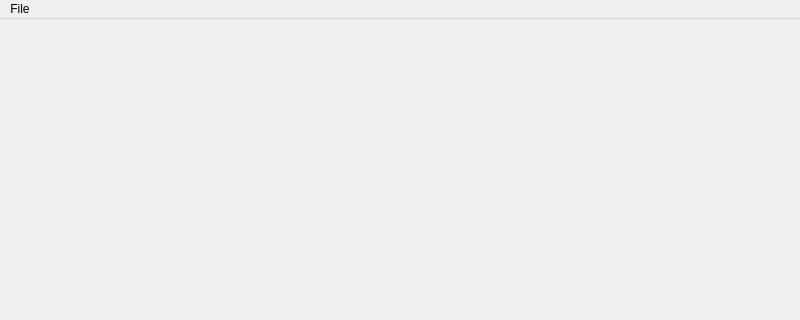
daweed38/SimOpInt, file SimOpIntUi/Ui_SimOpIntGui.ui: the form before one commit; both pictures show x 0 to 800 and y 0 to 320 of the 800 by 600 pixel window.
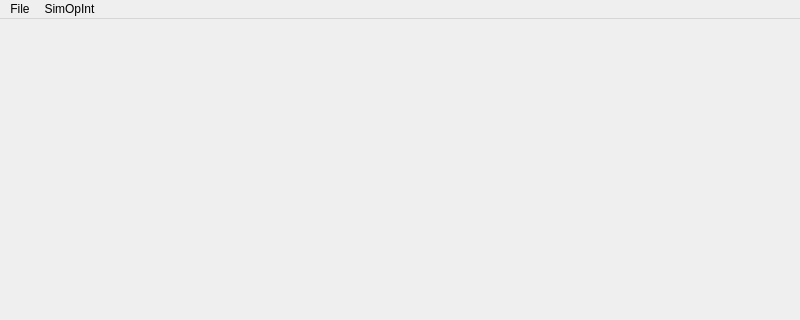
The form after the commit.

Commit message: SimOpIntConfig.py - Base Gui Created

```diff
--- a/SimOpIntUi/Ui_SimOpIntGui.ui
+++ b/SimOpIntUi/Ui_SimOpIntGui.ui
@@ -29,7 +29,14 @@
     </property>
     <addaction name="actionQuit"/>
    </widget>
+   <widget class="QMenu" name="menuSimOpInt">
+    <property name="title">
+     <string>SimOpInt</string>
+    </property>
+    <addaction name="actionInterface_Management"/>
+   </widget>
    <addaction name="menuFile"/>
+   <addaction name="menuSimOpInt"/>
   </widget>
   <widget class="QStatusBar" name="statusbar"/>
   <action name="actionQuit">
```
Left out of the diff: 5 changed lines with no effect on the pictures. The commit also changes 2 other files.
